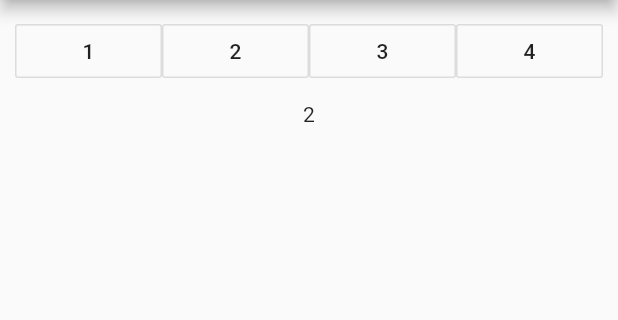
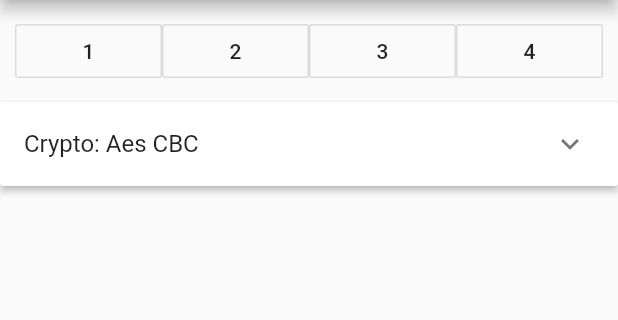
Before and after one commit to DevSanso/crypto_file_app, a Flutter app: the screen it shows after launch, after a tap on "next", on a phone screen of 412 x 824 dp, the part 84-404 px from its top. Run offline on Flutter 3.47's test engine with Material 2 defaults, Android fonts, the phone set to English and light mode, and no system bars; missing offline and left inert: loading_animations.

Commit message:
write crypto set view,add config set Crypto Mode

```diff
--- a/lib/main.dart
+++ b/lib/main.dart
@@ -1,9 +1,11 @@
 import 'dart:async';
+
 
 import 'package:flutter/material.dart';
 import 'package:loading_animations/loading_animations.dart';
 
 import 'view/intro.dart';
+import 'view/crypto_set.dart';
 
 void main() => runApp(MyApp());
 
@@ -131,7 +133,7 @@ class _MyHomePageState extends State<MyHomePage> {
             view = Intro.setRouter(this.routerQueue);
             break;
           case 2:
-            view = Text(snapshot.data.toString());
+            view = CryptoSetView(this.routerQueue);
             break;
           case 3:
             view = Text(snapshot.data.toString());
--- /dev/null
+++ b/lib/view/crypto_set.dart
@@ -0,0 +1,118 @@
+import 'dart:async';
+import 'package:flutter/material.dart';
+import '../config.dart' as AppConfig;
+
+class CryptoSetView extends StatefulWidget {
+  StreamSink<int> _router;
+  CryptoSetView(this._router);
+
+  @override
+  State<CryptoSetView> createState() {
+    return CryptoSetViewState();
+  }
+}
+
+class CryptoSetViewState extends State<CryptoSetView> {
+  List<bool> _selectExpaned = [false,false];
+
+
+  String cryptoPanelName() {
+    var mode = AppConfig.config.mode;
+    if(AppConfig.CryptoMode.AES_GCM == mode)
+      return "Aes GCM";
+    else if(AppConfig.CryptoMode.AES_CTR == mode)
+      return "Aes CTR";
+    else
+      return "Aes CBC";
+  }
+
+
+  @override
+  Widget build(BuildContext context){
+    return Column(
+      children:
+      [
+        _selectCryptoBox()
+      ],);
+  }
+  Widget _selectCryptoBox() {
+    return ExpansionPanelList(
+      expansionCallback: (int index,bool isExpaned) {
+        setState((){
+          _selectExpaned[index] =  !_selectExpaned[index];
+        });
+      },
+      children:
+      [
+        _selectCrypto(),
+      ]
+    );
+  }
+
+  ExpansionPanel _selectCrypto() {
+    return ExpansionPanel(
+      headerBuilder: (BuildContext context,bool isExpaned) {
+        return ListTile(title : Text("Crypto: ${cryptoPanelName()}"));
+      },
+      isExpanded: _selectExpaned[0],
+      body : Column(
+        children: [
+          ListTile(
+            title: const Text('Aes CBC'),
+            leading: Radio(
+              value:  AppConfig.CryptoMode.AES_CBC,
+              groupValue: AppConfig.config.mode,
+              onChanged: (AppConfig.CryptoMode value) {
+                setState(() {
+                  AppConfig.config.mode = value;
+                });
+              },
+            ),
+
+          ),
+          ListTile(
+            title: const Text('Aes CTR'),
+            leading: Radio(
+              value:  AppConfig.CryptoMode.AES_CTR,
+              groupValue: AppConfig.config.mode,
+              onChanged: (AppConfig.CryptoMode value) {
+                setState(() {
+                  AppConfig.config.mode = value;
+                });
+              },
+            ),
+          ),
+          ListTile(
+            title: const Text('Aes GCM'),
+            leading: Radio(
+              value:  AppConfig.CryptoMode.AES_GCM,
+              groupValue: AppConfig.config.mode,
+              onChanged: (AppConfig.CryptoMode value) {
+                setState(() {
+                  AppConfig.config.mode = value;
+                });
+              },
+            ),
+          )
+        ],
+      )
+    );
+  }
+
+  ExpansionPanel _selectPasswdHash() {
+    return null;
+  }
+  Widget _nextBtn() {
+    return RaisedButton(
+          onPressed: () {
+
+          },
+          child : Text("next")
+    );
+  }
+
+
+
+
+
+}
```
